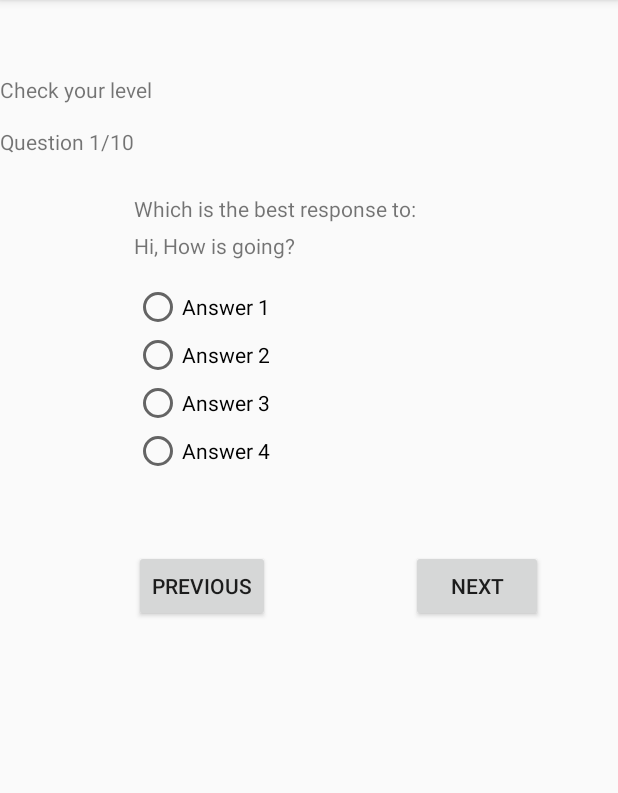
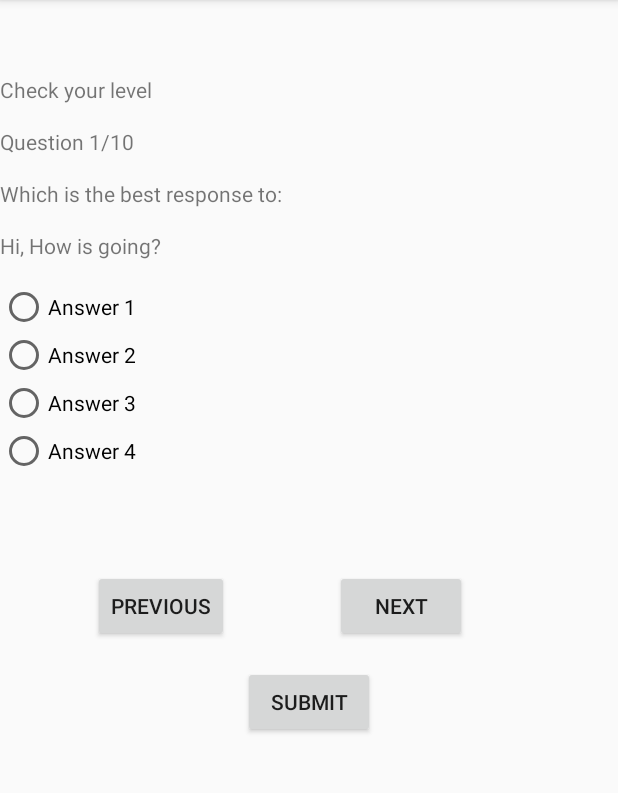
Before and after one commit to npke/speak-up-android, an Android app: the screen it shows after launch (LevelTestActivity), on a phone screen of 412 x 824 dp, the part 84-877 px from its top. Run offline under Robolectric (Android 15) with nearby library versions, the phone set to English and light mode, and no system bars; our stand-ins replace ButterKnife, Firebase (no records; nobody signed in at launch, a user with empty details on screens opened directly); 1 statement that could not run was skipped.

Commit message:
test user level at local

```diff
--- a/app/build.gradle
+++ b/app/build.gradle
@@ -31,6 +31,7 @@ dependencies {
     })
     compile 'com.android.support:appcompat-v7:25.2.0'
     compile 'com.android.support.constraint:constraint-layout:1.0.0-beta1'
+    compile 'com.android.support:recyclerview-v7:25.2.0'
     testCompile 'junit:junit:4.12'
     // Retrofit
     compile 'com.squareup.retrofit2:retrofit:2.2.0'
@@ -41,4 +42,7 @@ dependencies {
     compile "com.google.firebase:firebase-auth:$firebaseVersion"
     compile "com.google.firebase:firebase-storage:$firebaseVersion"
     compile "com.google.firebase:firebase-database:$firebaseVersion"
+    // Butterknife
+    compile 'com.jakewharton:butterknife:8.4.0'
+    annotationProcessor 'com.jakewharton:butterknife-compiler:8.4.0'
 }
--- a/app/src/main/java/vn/coderschool/speakup/model/Question.java
+++ b/app/src/main/java/vn/coderschool/speakup/model/Question.java
@@ -13,13 +13,13 @@ public class Question {
     @PropertyName("question_id")
     public int id;
 
-    @PropertyName("question")
-    public String question;
+    @PropertyName("content")
+    public String content;
 
     @PropertyName("answer_id")
     public int answerId;
 
-    //@PropertyName("anwers")
+    @PropertyName("answers")
     public List<Answer> answers;
 
     // Required default constructor for Firebase object mapping
--- a/app/src/main/java/vn/coderschool/speakup/view/LevelTestActivity.java
+++ b/app/src/main/java/vn/coderschool/speakup/view/LevelTestActivity.java
@@ -4,8 +4,20 @@ import android.content.Context;
 import android.os.Bundle;
 import android.support.annotation.Nullable;
 import android.support.v7.app.AppCompatActivity;
+import android.view.View;
+import android.widget.Button;
+import android.widget.RadioButton;
+import android.widget.RadioGroup;
+import android.widget.TextView;
+import android.widget.Toast;
 
+import java.util.List;
+
+import butterknife.BindView;
+import butterknife.BindViews;
+import butterknife.ButterKnife;
 import vn.coderschool.speakup.R;
+import vn.coderschool.speakup.model.Question;
 import vn.coderschool.speakup.presenter.LevelTestPresenter;
 
 /**
@@ -16,15 +28,62 @@ public class LevelTestActivity extends AppCompatActivity implements LevelTestVie
 
     private LevelTestPresenter presenter;
 
+    @BindView(R.id.text_view_question_content) TextView textViewQuestionContent;
+    @BindViews({
+            R.id.radio_button_answer_1,
+            R.id.radio_button_answer_2,
+            R.id.radio_button_answer_3,
+            R.id.radio_button_answer_4,
+    }) List<RadioButton> radioButtonAnswers;
+    @BindView(R.id.radio_group_answers) RadioGroup radioGroupAnswers;
+    @BindView(R.id.button_next) Button buttonNext;
+    @BindView(R.id.button_previous) Button buttonPrevious;
+    @BindView(R.id.button_submit) Button buttonSubmit;
+
     @Override
     protected void onCreate(@Nullable Bundle savedInstanceState) {
         super.onCreate(savedInstanceState);
         setContentView(R.layout.activity_level_test);
+        ButterKnife.bind(this);
 
         presenter = new LevelTestPresenter();
         presenter.attachView(this);
 
-        presenter.loadQuestions();
+        presenter.loadQuestions(); // ToDo : implement View while questions loading is not finished
+
+        buttonNext.setOnClickListener(new View.OnClickListener() {
+            @Override
+            public void onClick(View v) {
+                int selectedId = radioGroupAnswers.getCheckedRadioButtonId();
+                if (selectedId == -1) {
+                    Toast.makeText(LevelTestActivity.this, "Please select an answer", Toast.LENGTH_SHORT).show();
+                } else {
+                    RadioButton selectedAnswer = (RadioButton) findViewById(selectedId);
+                    presenter.loadNextQuestion((Integer) selectedAnswer.getTag());
+                }
+            }
+        });
+
+        buttonPrevious.setOnClickListener(new View.OnClickListener() {
+            @Override
+            public void onClick(View v) {
+                int selectedId = radioGroupAnswers.getCheckedRadioButtonId();
+                if (selectedId == -1) {
+                    Toast.makeText(LevelTestActivity.this, "Please select an answer", Toast.LENGTH_SHORT).show();
+                } else {
+                    RadioButton selectedAnswer = (RadioButton) findViewById(selectedId);
+                    presenter.loadPreviousQuestion((Integer) selectedAnswer.getTag());
+                }
+            }
+        });
+
+        buttonSubmit.setOnClickListener(new View.OnClickListener() {
+            @Override
+            public void onClick(View v) {
+                presenter.submitTest();
+            }
+        });
+
     }
 
     @Override
@@ -39,12 +98,20 @@ public class LevelTestActivity extends AppCompatActivity implements LevelTestVie
     }
 
     @Override
-    public void previousQuestion() {
-
+    public void showQuestion(Question question) {
+        radioGroupAnswers.clearCheck();
+        textViewQuestionContent.setText(question.content.toString());
+        for (int i = 0; i < radioGroupAnswers.getChildCount(); i++) {
+            String answerContent = question.answers.get(i).content.toString();
+            int answerId = question.answers.get(i).id;
+            RadioButton radioButtonAnswer = (RadioButton) radioGroupAnswers.getChildAt(i);
+            radioButtonAnswer.setText(answerContent);
+            radioButtonAnswer.setTag(answerId);
+        }
     }
 
     @Override
-    public void nextQuestion() {
-
+    public void showLevel(String level) {
+        Toast.makeText(LevelTestActivity.this, level, Toast.LENGTH_SHORT).show();
     }
 }
--- a/app/src/main/java/vn/coderschool/speakup/view/LevelTestView.java
+++ b/app/src/main/java/vn/coderschool/speakup/view/LevelTestView.java
@@ -1,4 +1,6 @@
 package vn.coderschool.speakup.view;
+
+import vn.coderschool.speakup.model.Question;
 
 /**
  * Created by udcun on 3/23/2017.
@@ -6,6 +8,6 @@ package vn.coderschool.speakup.view;
 
 public interface LevelTestView extends MvpView {
 
-    void previousQuestion();
-    void nextQuestion();
+    void showQuestion(Question question);
+    void showLevel(String level);
 }
--- a/app/src/main/res/layout/activity_level_test.xml
+++ b/app/src/main/res/layout/activity_level_test.xml
@@ -23,15 +23,32 @@
         android:layout_alignParentStart="true" />
 
     <TextView
+        android:id="@+id/text_view_question_label"
+        android:layout_width="wrap_content"
+        android:layout_height="wrap_content"
+        android:text="Which is the best response to:"
+        android:layout_below="@+id/text_view_question_number"
+        android:layout_alignLeft="@+id/text_view_question_number"
+        android:layout_alignStart="@+id/text_view_question_number"
+        android:layout_marginTop="15dp" />
+
+    <TextView
         android:id="@+id/text_view_question_content"
         android:layout_width="wrap_content"
         android:layout_height="wrap_content"
+        android:layout_marginTop="50dp"
+        android:text="Hi, How is going?"
         android:layout_below="@+id/text_view_question_number"
-        android:layout_marginTop="50dp"
-        android:layout_toEndOf="@+id/text_view_question_number"
-        android:layout_toRightOf="@+id/text_view_question_number"
-        android:text="Hi, How is going?" />
+        android:layout_alignParentLeft="true"
+        android:layout_alignParentStart="true" />
 
+    <RadioGroup
+        android:id="@+id/radio_group_answers"
+        android:layout_width="wrap_content"
+        android:layout_height="wrap_content"
+        android:layout_alignParentLeft="true"
+        android:layout_alignLeft="@+id/text_view_question_content"
+        android:layout_below="@+id/text_view_question_content">
         <RadioButton
             android:id="@+id/radio_button_answer_1"
             android:layout_width="wrap_content"
@@ -68,36 +85,38 @@
             android:layout_alignStart="@+id/radio_button_answer_3"
             android:layout_below="@+id/radio_button_answer_3"
             android:text="Answer 4" />
+    </RadioGroup>
 
     <Button
         android:id="@+id/button_previous"
         android:layout_width="wrap_content"
         android:layout_height="wrap_content"
         android:text="Previous"
-        android:layout_below="@+id/radio_button_answer_4"
-        android:layout_alignLeft="@+id/radio_button_answer_4"
-        android:layout_alignStart="@+id/radio_button_answer_4"
-        android:layout_marginTop="50dp" />
+        android:layout_marginTop="63dp"
+        android:layout_below="@+id/radio_group_answers"
+        android:layout_alignRight="@+id/text_view_question_label"
+        android:layout_alignEnd="@+id/text_view_question_label"
+        android:layout_marginRight="35dp"
+        android:layout_marginEnd="35dp" />
 
     <Button
         android:id="@+id/button_next"
         android:layout_width="wrap_content"
         android:layout_height="wrap_content"
-        android:layout_marginEnd="50dp"
-        android:layout_marginRight="50dp"
         android:text="Next"
         android:layout_alignBaseline="@+id/button_previous"
         android:layout_alignBottom="@+id/button_previous"
-        android:layout_alignParentRight="true"
-        android:layout_alignParentEnd="true" />
+        android:layout_toRightOf="@+id/text_view_question_label"
+        android:layout_toEndOf="@+id/text_view_question_label"
+        android:layout_marginLeft="35dp"
+        android:layout_marginStart="35dp" />
 
-    <TextView
-        android:id="@+id/text_view_question_label"
+    <Button
+        android:id="@+id/button_submit"
         android:layout_width="wrap_content"
         android:layout_height="wrap_content"
-        android:layout_alignLeft="@+id/text_view_question_content"
-        android:layout_alignStart="@+id/text_view_question_content"
-        android:layout_below="@+id/text_view_question_number"
-        android:layout_marginTop="25dp"
-        android:text="Which is the best response to:" />
+        android:layout_below="@+id/button_next"
+        android:layout_centerHorizontal="true"
+        android:layout_marginTop="16dp"
+        android:text="Submit" />
 </RelativeLayout>
```
Also changed, not shown: app/src/main/java/vn/coderschool/speakup/presenter/LevelTestPresenter.java (+66 -3 lines). Lines whose indentation alone changed are shown as unchanged.
